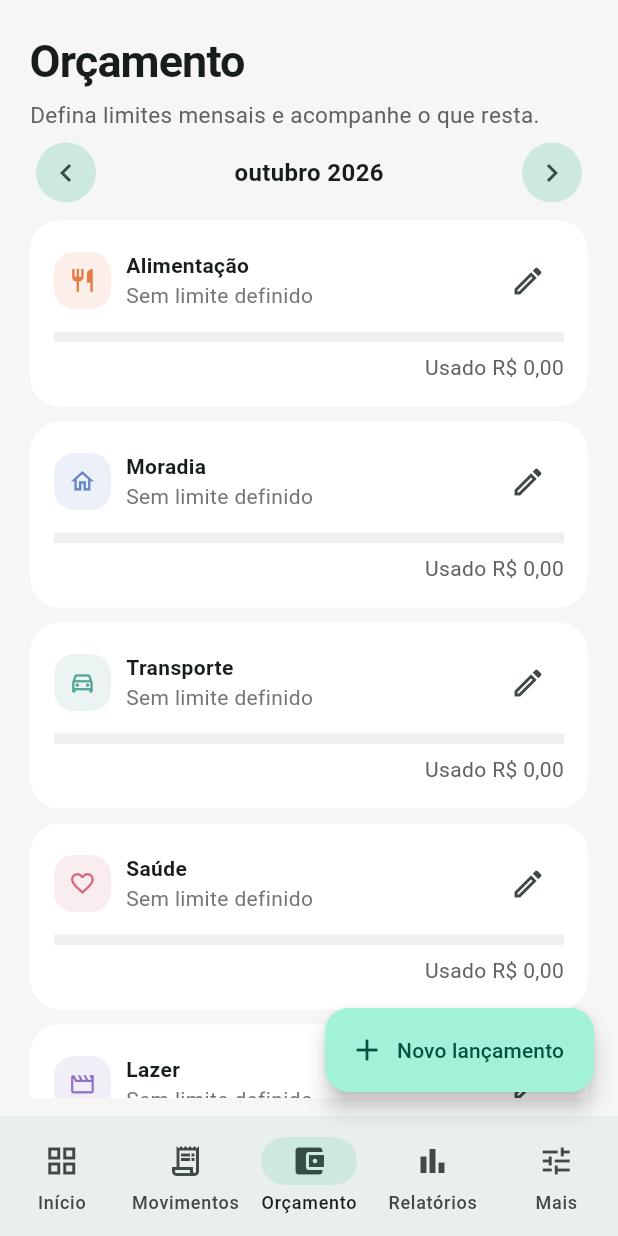
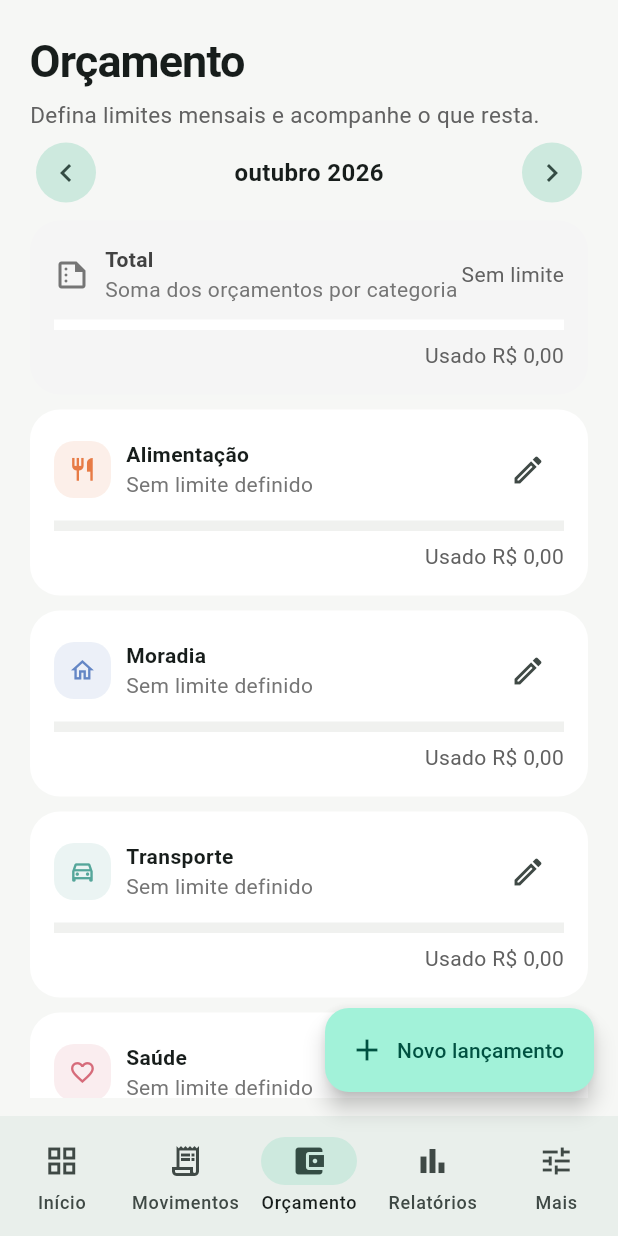
Before and after one commit to GustavoPolicarpo/para_onde_foi, a Flutter app: the screen it shows after launch, item 3 of the bottom bar chosen, on a phone screen of 412 x 824 dp. Run offline on Flutter 3.47's test engine with Material 3 defaults, Android fonts, the phone set to English and light mode, and no system bars; our stand-ins replace csv, shared_preferences; missing offline and left inert: file_saver, file_selector.

Commit message:
Widget improvements and total budget

```diff
--- a/lib/main.dart
+++ b/lib/main.dart
@@ -66,13 +66,15 @@ Future<void> _syncWidgetSummary(
       : expenses
             .map((entry) => DateTime(entry.spentAt.year, entry.spentAt.month))
             .reduce((a, b) => a.isBefore(b) ? a : b);
-  final startMonth = earliestExpense.isAfter(currentMonth)
-      ? currentMonth
-      : earliestExpense;
+  final navigationStart = DateTime(currentMonth.year, currentMonth.month - 12);
+  final navigationEnd = DateTime(currentMonth.year, currentMonth.month + 12);
+  final startMonth = earliestExpense.isBefore(navigationStart)
+      ? earliestExpense
+      : navigationStart;
   final months = <Map<String, Object?>>[];
   for (
     var month = startMonth;
-    !month.isAfter(currentMonth);
+    !month.isAfter(navigationEnd);
     month = DateTime(month.year, month.month + 1)
   ) {
     final monthExpenses = expenses.where(
@@ -98,12 +100,36 @@ Future<void> _syncWidgetSummary(
         'spent': currency.format(spent / 100),
         'limit': limit == null ? 'Sem limite' : currency.format(limit / 100),
         'hasLimit': limit != null && limit > 0,
+        'remaining': limit == null || limit <= 0
+            ? 'Sem limite'
+            : '${spent > limit ? 'Excedido' : 'Restam'} ${currency.format((spent - limit).abs() / 100)}',
+        'remainingOver': limit != null && limit > 0 && spent > limit,
         'progress': limit == null || limit == 0
             ? 0
             : ((spent * 100) ~/ limit).clamp(0, 100),
         'over': limit != null && spent > limit,
       };
     }).toList();
+    final totalLimit = budgets.values
+        .where((limit) => limit > 0)
+        .fold<int>(0, (sum, limit) => sum + limit);
+    budgetRows.insert(0, {
+      'label': 'Total',
+      'isTotal': true,
+      'spent': currency.format(totalCents / 100),
+      'limit': totalLimit > 0
+          ? currency.format(totalLimit / 100)
+          : 'Sem limite',
+      'remaining': totalLimit <= 0
+          ? 'Sem limite'
+          : '${totalCents > totalLimit ? 'Excedido' : 'Restam'} ${currency.format((totalCents - totalLimit).abs() / 100)}',
+      'remainingOver': totalLimit > 0 && totalCents > totalLimit,
+      'over': totalLimit > 0 && totalCents > totalLimit,
+      'hasLimit': totalLimit > 0,
+      'progress': totalLimit == 0
+          ? 0
+          : ((totalCents * 100) ~/ totalLimit).clamp(0, 100),
+    });
     months.add({
       'key': DateFormat('yyyy-MM').format(month),
       'label': DateFormat('MMM/yy', 'pt_BR').format(month).toUpperCase(),
@@ -130,15 +156,19 @@ Future<void> main() async {
   final initialQuickEntry = await _widgetChannel
       .invokeMethod<bool>('getInitialQuickEntry')
       .catchError((_) => false);
+  final initialBudgetPage = await _widgetChannel
+      .invokeMethod<bool>('getInitialBudgetPage')
+      .catchError((_) => false);
   if (initialQuickEntry != true) {
-    runApp(const GastoClaroApp());
+    runApp(GastoClaroApp(initialBudgetPage: initialBudgetPage == true));
   } else {
     runApp(const QuickEntryApp());
   }
 }
 
 class GastoClaroApp extends StatefulWidget {
-  const GastoClaroApp({super.key});
+  const GastoClaroApp({super.key, this.initialBudgetPage = false});
+  final bool initialBudgetPage;
 
   @override
   State<GastoClaroApp> createState() => _GastoClaroAppState();
@@ -151,6 +181,8 @@ class _GastoClaroAppState extends State<GastoClaroApp> {
     _widgetChannel.setMethodCallHandler((call) async {
       if (call.method == 'openEntry') {
         _expenseHomeKey.currentState?._openExpense();
+      } else if (call.method == 'openBudgets') {
+        _expenseHomeKey.currentState?._openBudgets();
       }
     });
   }
@@ -187,7 +219,10 @@ class _GastoClaroAppState extends State<GastoClaroApp> {
         ),
       ),
     ),
-    home: ExpenseHome(key: _expenseHomeKey),
+    home: ExpenseHome(
+      key: _expenseHomeKey,
+      initialPage: widget.initialBudgetPage ? 2 : 0,
+    ),
   );
 }
 
@@ -315,7 +350,8 @@ class _QuickEntryHostState extends State<QuickEntryHost> {
 }
 
 class ExpenseHome extends StatefulWidget {
-  const ExpenseHome({super.key});
+  const ExpenseHome({super.key, this.initialPage = 0});
+  final int initialPage;
   @override
   State<ExpenseHome> createState() => _ExpenseHomeState();
 }
@@ -338,7 +374,7 @@ class _ExpenseHomeState extends State<ExpenseHome> with WidgetsBindingObserver {
   final Set<String> _selectedIds = {};
   bool _loading = true;
   bool _refreshInProgress = false;
-  int _page = 0;
+  late int _page = widget.initialPage;
   DateTime _month = DateTime(DateTime.now().year, DateTime.now().month);
   String? _categoryFilter;
 
@@ -347,6 +383,10 @@ class _ExpenseHomeState extends State<ExpenseHome> with WidgetsBindingObserver {
     super.initState();
     WidgetsBinding.instance.addObserver(this);
     _load();
+  }
+
+  void _openBudgets() {
+    if (mounted) setState(() => _page = 2);
   }
 
   @override
@@ -1209,6 +1249,18 @@ class _ExpenseHomeState extends State<ExpenseHome> with WidgetsBindingObserver {
     final categories = _categories
         .where((category) => !category.archived)
         .toList();
+    final totalLimit = categories.fold<int>(
+      0,
+      (sum, category) => sum + (_budgets[category.id] ?? 0),
+    );
+    final totalUsed = _monthExpenses.fold<int>(
+      0,
+      (sum, entry) => sum + entry.amountCents,
+    );
+    final totalOver = totalLimit > 0 && totalUsed > totalLimit;
+    final totalRatio = totalLimit == 0
+        ? 0.0
+        : (totalUsed / totalLimit).clamp(0.0, 1.0);
     return ListView(
       children: [
         _pageHeader(
@@ -1217,6 +1269,68 @@ class _ExpenseHomeState extends State<ExpenseHome> with WidgetsBindingObserver {
         ),
         _monthSelector(),
         const SizedBox(height: 8),
+        Card(
+          color: Colors.grey.shade100,
+          margin: const EdgeInsets.only(bottom: 10),
+          child: Padding(
+            padding: const EdgeInsets.all(16),
+            child: Column(
+              children: [
+                Row(
+                  children: [
+                    Icon(Icons.summarize_outlined, color: Colors.grey.shade600),
+                    const SizedBox(width: 10),
+                    Expanded(
+                      child: Column(
+                        crossAxisAlignment: CrossAxisAlignment.start,
+                        children: [
+                          Text(
+                            'Total',
+                            style: TextStyle(
+                              color: Colors.grey.shade800,
+                              fontWeight: FontWeight.w700,
+                            ),
+                          ),
+                          Text(
+                            'Soma dos orçamentos por categoria',
+                            style: TextStyle(color: Colors.grey.shade600),
+                          ),
+                        ],
+                      ),
+                    ),
+                    Text(
+                      totalLimit == 0
+                          ? 'Sem limite'
+                          : 'Limite ${_currency.format(totalLimit / 100)}',
+                      style: TextStyle(color: Colors.grey.shade700),
+                    ),
+                  ],
+                ),
+                const SizedBox(height: 10),
+                LinearProgressIndicator(
+                  value: totalRatio,
+                  minHeight: 7,
+                  color: totalOver ? Colors.red.shade400 : Colors.grey.shade500,
+                  backgroundColor: Colors.white,
+                ),
+                const SizedBox(height: 7),
+                Align(
+                  alignment: Alignment.centerRight,
+                  child: Text(
+                    totalLimit == 0
+                        ? 'Usado ${_currency.format(totalUsed / 100)}'
+                        : '${_currency.format(totalUsed / 100)} usado · ${totalOver ? 'acima do limite' : '${_currency.format((totalLimit - totalUsed) / 100)} restante'}',
+                    style: TextStyle(
+                      color: totalOver
+                          ? Colors.red.shade700
+                          : Colors.grey.shade700,
+                    ),
+                  ),
+                ),
+              ],
+            ),
+          ),
+        ),
         ...categories.map((category) {
           final limit = _budgets[category.id] ?? 0;
           final used = expenseByCategory[category.id] ?? 0;
```
Also changed, not shown: 5 other files.
